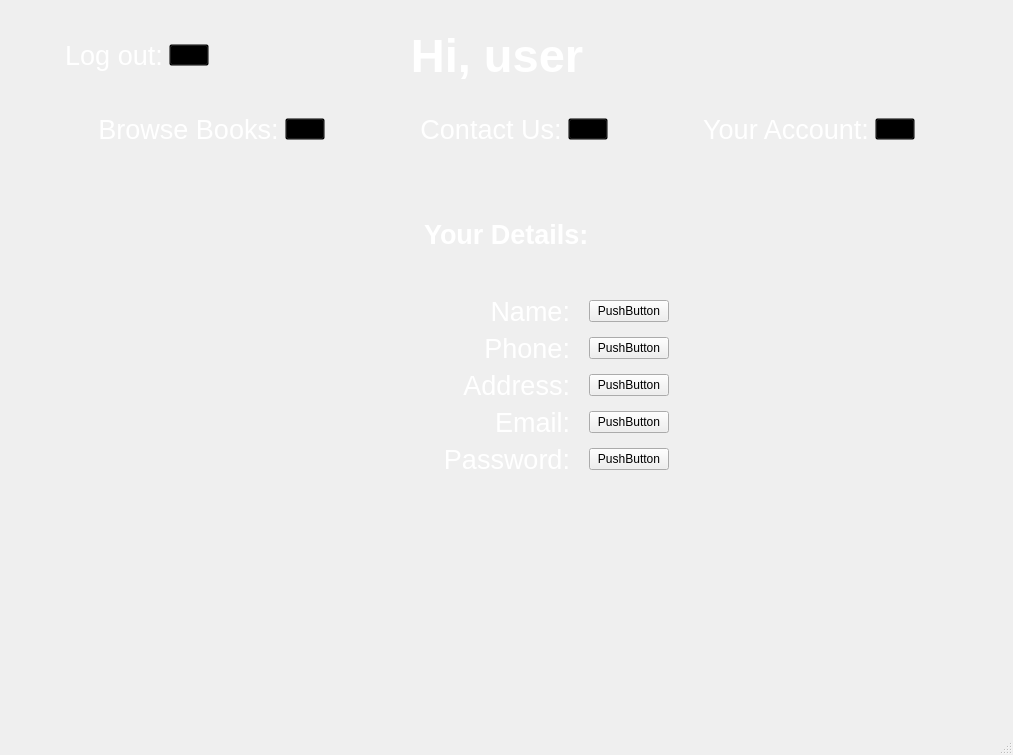
Old version of the form userpage.ui in the repository dmackeyward/AC-Library-Final.
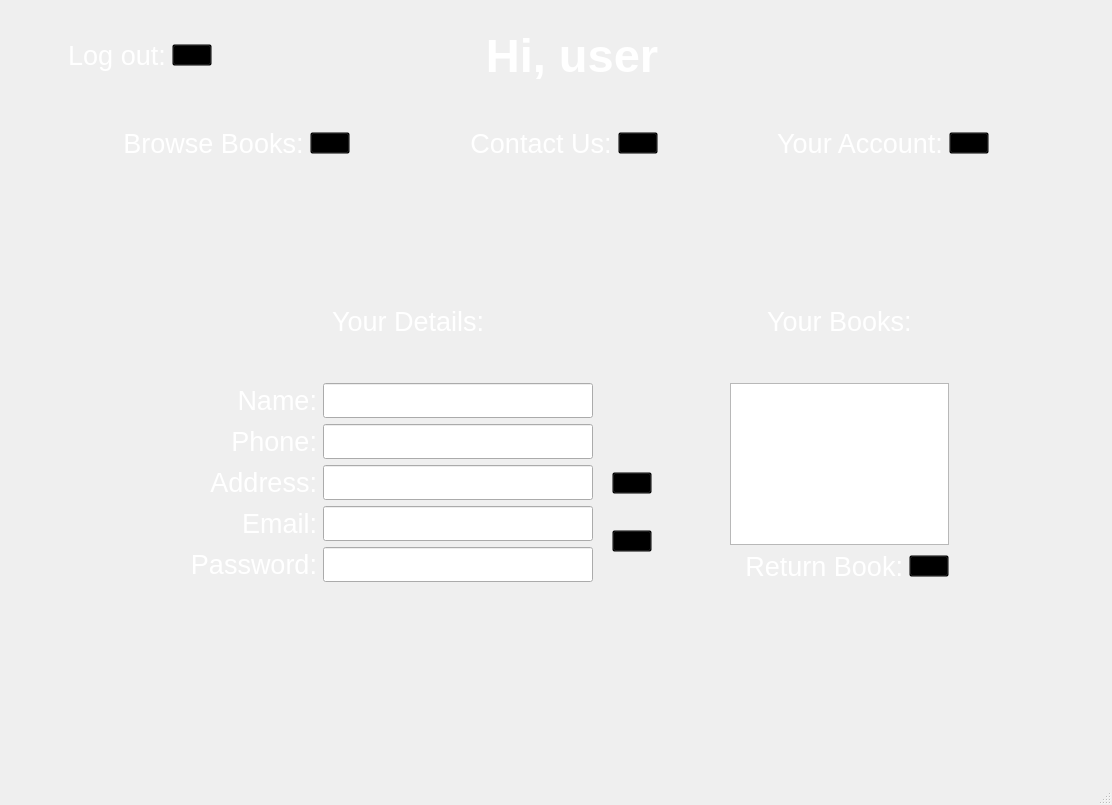
New version of the form. The open tabs and pages were chosen to show the change. Icons and pictures are not drawn.

```diff
--- a/userpage.ui
+++ b/userpage.ui
@@ -6,8 +6,8 @@
    <rect>
     <x>0</x>
     <y>0</y>
-    <width>1013</width>
-    <height>755</height>
+    <width>1112</width>
+    <height>805</height>
    </rect>
   </property>
   <property name="windowTitle">
@@ -34,7 +34,7 @@
        </spacer>
       </item>
       <item>
-       <layout class="QHBoxLayout" name="horizontalLayout_2" stretch="1,0,0,3,4,7">
+       <layout class="QHBoxLayout" name="horizontalLayout_2" stretch="1,0,0,4,4,7">
         <item>
          <spacer name="horizontalSpacer_12">
           <property name="orientation">
@@ -91,7 +91,7 @@
          </spacer>
         </item>
         <item>
-         <widget class="QLabel" name="label_4">
+         <widget class="QLabel" name="userpage_title">
           <property name="font">
            <font>
             <family>Arial</family>
@@ -688,7 +688,7 @@
                  <string notr="true">color: rgb(255, 255, 255);</string>
                 </property>
                 <property name="text">
-                 <string>Please enter the details of your enquiry:</string>
+                 <string>Please enter the details of your query:</string>
                 </property>
                 <property name="alignment">
                  <set>Qt::AlignCenter</set>
@@ -696,7 +696,7 @@
                </widget>
               </item>
               <item>
-               <widget class="QPlainTextEdit" name="plainTextEdit"/>
+               <widget class="QPlainTextEdit" name="enquiryBox"/>
               </item>
               <item>
                <layout class="QHBoxLayout" name="horizontalLayout_3" stretch="5,5">
@@ -758,9 +758,9 @@
          </layout>
         </widget>
         <widget class="QWidget" name="account">
-         <layout class="QHBoxLayout" name="horizontalLayout_12">
+         <layout class="QVBoxLayout" name="verticalLayout_15">
           <item>
-           <layout class="QVBoxLayout" name="verticalLayout_12" stretch="1,5,6">
+           <layout class="QVBoxLayout" name="verticalLayout_14" stretch="2,5,3">
             <item>
              <spacer name="verticalSpacer_14">
               <property name="orientation">
@@ -775,7 +775,7 @@
              </spacer>
             </item>
             <item>
-             <layout class="QHBoxLayout" name="horizontalLayout_11">
+             <layout class="QHBoxLayout" name="horizontalLayout_12" stretch="2,4,1,3,2">
               <item>
                <spacer name="horizontalSpacer_20">
                 <property name="orientation">
@@ -790,7 +790,7 @@
                </spacer>
               </item>
               <item>
-               <layout class="QVBoxLayout" name="verticalLayout_11" stretch="3,3,3">
+               <layout class="QVBoxLayout" name="verticalLayout_11">
                 <item>
                  <layout class="QHBoxLayout" name="horizontalLayout_9">
                   <item>
@@ -812,7 +812,7 @@
                      <font>
                       <family>Arial</family>
                       <pointsize>20</pointsize>
-                      <bold>true</bold>
+                      <bold>false</bold>
                      </font>
                     </property>
                     <property name="styleSheet">
@@ -855,6 +855,8 @@
                  </spacer>
                 </item>
                 <item>
+                 <layout class="QHBoxLayout" name="horizontalLayout_11">
+                  <item>
                  <layout class="QHBoxLayout" name="horizontalLayout_10" stretch="5,0,5">
                   <item>
                    <layout class="QVBoxLayout" name="verticalLayout_10">
@@ -911,31 +913,54 @@
                   </item>
                   <item>
                    <layout class="QGridLayout" name="gridLayout">
-                    <item row="2" column="2">
-                     <widget class="QPushButton" name="pushButton_3">
+                      <item row="4" column="2">
+                       <widget class="QLabel" name="label_password">
                       <property name="text">
-                       <string>PushButton</string>
-                      </property>
-                     </widget>
-                    </item>
-                    <item row="3" column="1">
-                     <widget class="QLabel" name="label_email">
-                      <property name="text">
                        <string/>
                       </property>
                      </widget>
                     </item>
-                    <item row="0" column="1">
-                     <widget class="QLabel" name="label_name">
+                      <item row="2" column="0">
+                       <widget class="QLabel" name="label_8">
+                        <property name="font">
+                         <font>
+                          <family>Arial</family>
+                          <pointsize>20</pointsize>
+                         </font>
+                        </property>
+                        <property name="layoutDirection">
+                         <enum>Qt::RightToLeft</enum>
+                        </property>
+                        <property name="styleSheet">
+                         <string notr="true">color: rgb(255, 255, 255);</string>
+                        </property>
                       <property name="text">
-                       <string/>
-                      </property>
-                     </widget>
-                    </item>
-                    <item row="2" column="1">
-                     <widget class="QLabel" name="label_address">
+                         <string>Address:</string>
+                        </property>
+                        <property name="alignment">
+                         <set>Qt::AlignRight|Qt::AlignTrailing|Qt::AlignVCenter</set>
+                        </property>
+                       </widget>
+                      </item>
+                      <item row="1" column="0">
+                       <widget class="QLabel" name="label_7">
+                        <property name="font">
+                         <font>
+                          <family>Arial</family>
+                          <pointsize>20</pointsize>
+                         </font>
+                        </property>
+                        <property name="layoutDirection">
+                         <enum>Qt::RightToLeft</enum>
+                        </property>
+                        <property name="styleSheet">
+                         <string notr="true">color: rgb(255, 255, 255);</string>
+                        </property>
                       <property name="text">
-                       <string/>
+                         <string>Phone:</string>
+                        </property>
+                        <property name="alignment">
+                         <set>Qt::AlignRight|Qt::AlignTrailing|Qt::AlignVCenter</set>
                       </property>
                      </widget>
                     </item>
@@ -961,6 +986,20 @@
                       </property>
                      </widget>
                     </item>
+                      <item row="3" column="2">
+                       <widget class="QLabel" name="label_email">
+                        <property name="text">
+                         <string/>
+                        </property>
+                       </widget>
+                      </item>
+                      <item row="2" column="2">
+                       <widget class="QLabel" name="label_address">
+                        <property name="text">
+                         <string/>
+                        </property>
+                       </widget>
+                      </item>
                     <item row="0" column="0">
                      <widget class="QLabel" name="label_6">
                       <property name="font">
@@ -983,20 +1022,6 @@
                       </property>
                      </widget>
                     </item>
-                    <item row="3" column="2">
-                     <widget class="QPushButton" name="pushButton_4">
-                      <property name="text">
-                       <string>PushButton</string>
-                      </property>
-                     </widget>
-                    </item>
-                    <item row="4" column="2">
-                     <widget class="QPushButton" name="pushButton_5">
-                      <property name="text">
-                       <string>PushButton</string>
-                      </property>
-                     </widget>
-                    </item>
                     <item row="3" column="0">
                      <widget class="QLabel" name="label_9">
                       <property name="font">
@@ -1020,77 +1045,156 @@
                      </widget>
                     </item>
                     <item row="4" column="1">
-                     <widget class="QLabel" name="label_password">
-                      <property name="text">
-                       <string/>
+                       <widget class="QLineEdit" name="details_password">
+                        <property name="minimumSize">
+                         <size>
+                          <width>270</width>
+                          <height>35</height>
+                         </size>
+                        </property>
+                        <property name="maximumSize">
+                         <size>
+                          <width>270</width>
+                          <height>35</height>
+                         </size>
+                        </property>
+                       </widget>
+                      </item>
+                      <item row="3" column="1">
+                       <widget class="QLineEdit" name="details_email">
+                        <property name="minimumSize">
+                         <size>
+                          <width>270</width>
+                          <height>35</height>
+                         </size>
+                        </property>
+                        <property name="maximumSize">
+                         <size>
+                          <width>270</width>
+                          <height>35</height>
+                         </size>
+                        </property>
+                       </widget>
+                      </item>
+                      <item row="2" column="1">
+                       <widget class="QLineEdit" name="details_address">
+                        <property name="sizePolicy">
+                         <sizepolicy hsizetype="Expanding" vsizetype="Fixed">
+                          <horstretch>27</horstretch>
+                          <verstretch>35</verstretch>
+                         </sizepolicy>
+                        </property>
+                        <property name="minimumSize">
+                         <size>
+                          <width>270</width>
+                          <height>35</height>
+                         </size>
+                        </property>
+                        <property name="maximumSize">
+                         <size>
+                          <width>270</width>
+                          <height>35</height>
+                         </size>
                       </property>
                      </widget>
                     </item>
                     <item row="1" column="1">
-                     <widget class="QLabel" name="label_phone">
-                      <property name="text">
-                       <string/>
-                      </property>
-                     </widget>
-                    </item>
-                    <item row="1" column="2">
-                     <widget class="QPushButton" name="pushButton_2">
-                      <property name="text">
-                       <string>PushButton</string>
-                      </property>
-                     </widget>
-                    </item>
-                    <item row="2" column="0">
-                     <widget class="QLabel" name="label_8">
-                      <property name="font">
-                       <font>
-                        <family>Arial</family>
-                        <pointsize>20</pointsize>
-                       </font>
+                       <widget class="QLineEdit" name="details_phone">
+                        <property name="minimumSize">
+                         <size>
+                          <width>270</width>
+                          <height>35</height>
+                         </size>
+                        </property>
+                        <property name="maximumSize">
+                         <size>
+                          <width>270</width>
+                          <height>35</height>
+                         </size>
+                        </property>
+                       </widget>
+                      </item>
+                      <item row="0" column="1">
+                       <widget class="QLineEdit" name="details_name">
+                        <property name="minimumSize">
+                         <size>
+                          <width>270</width>
+                          <height>35</height>
+                         </size>
+                        </property>
+                        <property name="maximumSize">
+                         <size>
+                          <width>270</width>
+                          <height>35</height>
+                         </size>
+                        </property>
+                       </widget>
+                      </item>
+                     </layout>
+                    </item>
+                   </layout>
+                  </item>
+                  <item>
+                   <layout class="QVBoxLayout" name="verticalLayout_12" stretch="3,2,1,2,1">
+                    <item>
+                     <spacer name="verticalSpacer_17">
+                      <property name="orientation">
+                       <enum>Qt::Vertical</enum>
                       </property>
-                      <property name="layoutDirection">
-                       <enum>Qt::RightToLeft</enum>
+                      <property name="sizeHint" stdset="0">
+                       <size>
+                        <width>20</width>
+                        <height>40</height>
+                       </size>
                       </property>
+                     </spacer>
+                    </item>
+                    <item>
+                     <widget class="QPushButton" name="editBtn">
                       <property name="styleSheet">
-                       <string notr="true">color: rgb(255, 255, 255);</string>
+                       <string notr="true">background:transparent;</string>
                       </property>
                       <property name="text">
-                       <string>Address:</string>
+                       <string/>
                       </property>
-                      <property name="alignment">
-                       <set>Qt::AlignRight|Qt::AlignTrailing|Qt::AlignVCenter</set>
-                      </property>
                      </widget>
                     </item>
-                    <item row="0" column="2">
-                     <widget class="QPushButton" name="pushButton">
-                      <property name="text">
-                       <string>PushButton</string>
+                    <item>
+                     <spacer name="verticalSpacer_18">
+                      <property name="orientation">
+                       <enum>Qt::Vertical</enum>
                       </property>
-                     </widget>
-                    </item>
-                    <item row="1" column="0">
-                     <widget class="QLabel" name="label_7">
-                      <property name="font">
-                       <font>
-                        <family>Arial</family>
-                        <pointsize>20</pointsize>
-                       </font>
+                      <property name="sizeHint" stdset="0">
+                       <size>
+                        <width>20</width>
+                        <height>40</height>
+                       </size>
                       </property>
-                      <property name="layoutDirection">
-                       <enum>Qt::RightToLeft</enum>
-                      </property>
+                     </spacer>
+                    </item>
+                    <item>
+                     <widget class="QPushButton" name="saveBtn">
                       <property name="styleSheet">
-                       <string notr="true">color: rgb(255, 255, 255);</string>
+                       <string notr="true">background:transparent;</string>
                       </property>
                       <property name="text">
-                       <string>Phone:</string>
+                       <string/>
                       </property>
-                      <property name="alignment">
-                       <set>Qt::AlignRight|Qt::AlignTrailing|Qt::AlignVCenter</set>
-                      </property>
                      </widget>
                     </item>
+                    <item>
+                     <spacer name="verticalSpacer_19">
+                      <property name="orientation">
+                       <enum>Qt::Vertical</enum>
+                      </property>
+                      <property name="sizeHint" stdset="0">
+                       <size>
+                        <width>20</width>
+                        <height>40</height>
+                       </size>
+                      </property>
+                     </spacer>
+                    </item>
                    </layout>
                   </item>
                  </layout>
@@ -1110,6 +1214,132 @@
                 </property>
                </spacer>
               </item>
+              <item>
+               <layout class="QVBoxLayout" name="verticalLayout_13" stretch="0,0,3,0">
+                <item>
+                 <layout class="QHBoxLayout" name="horizontalLayout_14">
+                  <item>
+                   <spacer name="horizontalSpacer_25">
+                    <property name="orientation">
+                     <enum>Qt::Horizontal</enum>
+                    </property>
+                    <property name="sizeHint" stdset="0">
+                     <size>
+                      <width>40</width>
+                      <height>20</height>
+                     </size>
+                    </property>
+                   </spacer>
+                  </item>
+                  <item>
+                   <widget class="QLabel" name="label_12">
+                    <property name="font">
+                     <font>
+                      <family>Arial</family>
+                      <pointsize>20</pointsize>
+                      <bold>false</bold>
+                     </font>
+                    </property>
+                    <property name="styleSheet">
+                     <string notr="true">color: rgb(255, 255, 255);</string>
+                    </property>
+                    <property name="text">
+                     <string>Your Books:</string>
+                    </property>
+                   </widget>
+                  </item>
+                  <item>
+                   <spacer name="horizontalSpacer_26">
+                    <property name="orientation">
+                     <enum>Qt::Horizontal</enum>
+                    </property>
+                    <property name="sizeHint" stdset="0">
+                     <size>
+                      <width>40</width>
+                      <height>20</height>
+                     </size>
+                    </property>
+                   </spacer>
+                  </item>
+                 </layout>
+                </item>
+                <item>
+                 <spacer name="verticalSpacer_20">
+                  <property name="orientation">
+                   <enum>Qt::Vertical</enum>
+                  </property>
+                  <property name="sizeHint" stdset="0">
+                   <size>
+                    <width>20</width>
+                    <height>40</height>
+                   </size>
+                  </property>
+                 </spacer>
+                </item>
+                <item>
+                 <widget class="QTableWidget" name="existing_books"/>
+                </item>
+                <item>
+                 <layout class="QHBoxLayout" name="horizontalLayout_13" stretch="5,0,5">
+                  <item>
+                   <spacer name="horizontalSpacer_23">
+                    <property name="orientation">
+                     <enum>Qt::Horizontal</enum>
+                    </property>
+                    <property name="sizeHint" stdset="0">
+                     <size>
+                      <width>40</width>
+                      <height>20</height>
+                     </size>
+                    </property>
+                   </spacer>
+                  </item>
+                  <item>
+                   <widget class="QLabel" name="label_4">
+                    <property name="font">
+                     <font>
+                      <family>Arial</family>
+                      <pointsize>20</pointsize>
+                     </font>
+                    </property>
+                    <property name="styleSheet">
+                     <string notr="true">color: rgb(255, 255, 255);</string>
+                    </property>
+                    <property name="text">
+                     <string>Return Book:</string>
+                    </property>
+                    <property name="alignment">
+                     <set>Qt::AlignRight|Qt::AlignTrailing|Qt::AlignVCenter</set>
+                    </property>
+                   </widget>
+                  </item>
+                  <item>
+                   <widget class="QPushButton" name="returnBtn">
+                    <property name="styleSheet">
+                     <string notr="true">background:transparent;</string>
+                    </property>
+                    <property name="text">
+                     <string/>
+                    </property>
+                   </widget>
+                  </item>
+                 </layout>
+                </item>
+               </layout>
+              </item>
+              <item>
+               <spacer name="horizontalSpacer_24">
+                <property name="orientation">
+                 <enum>Qt::Horizontal</enum>
+                </property>
+                <property name="sizeHint" stdset="0">
+                 <size>
+                  <width>40</width>
+                  <height>20</height>
+                 </size>
+                </property>
+               </spacer>
+              </item>
              </layout>
             </item>
             <item>
@@ -1205,7 +1435,7 @@
     <rect>
      <x>0</x>
      <y>0</y>
-     <width>1013</width>
+     <width>1112</width>
      <height>22</height>
     </rect>
    </property>
```
Lines whose indentation alone changed are shown as unchanged.
